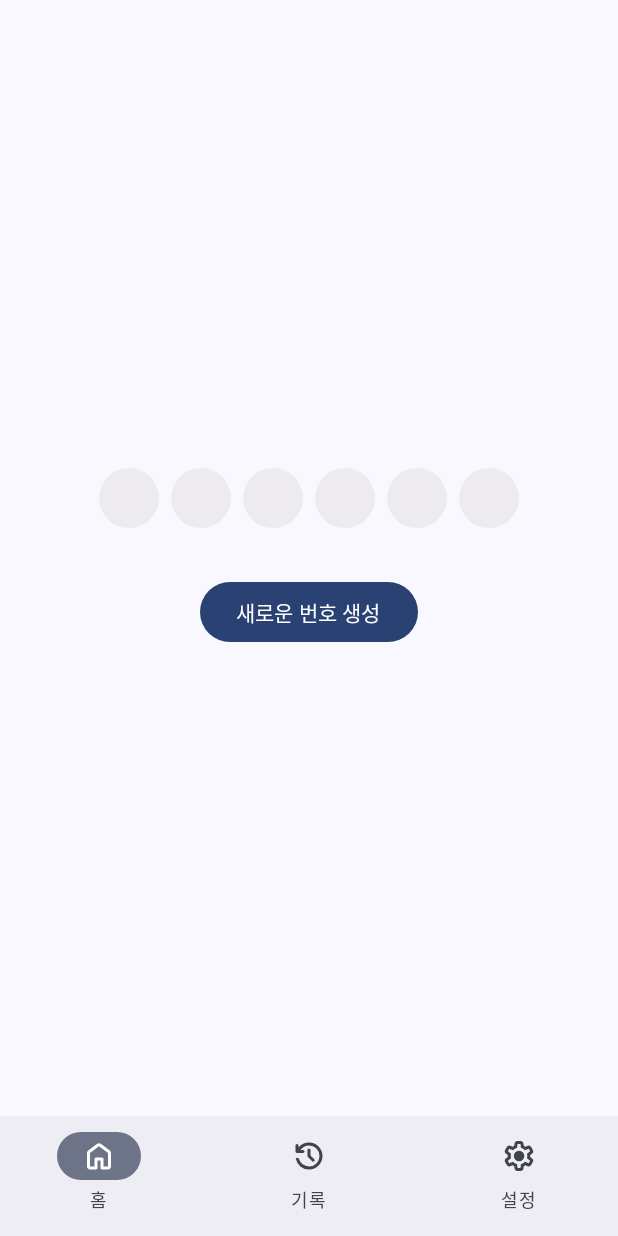
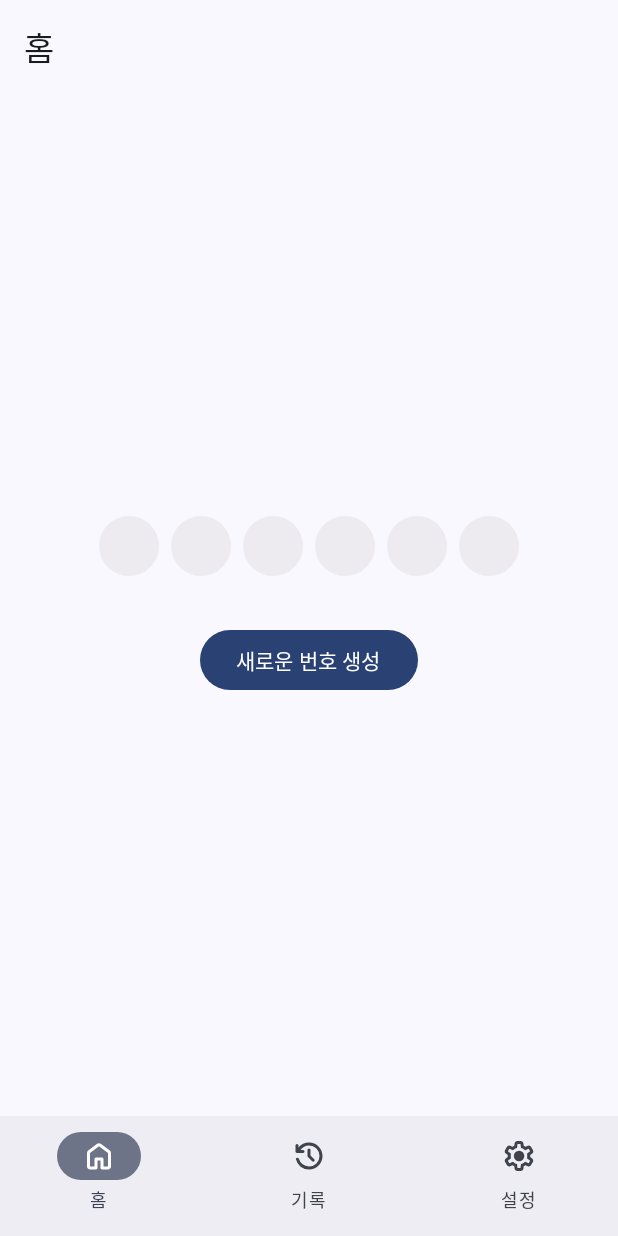
Before and after one commit to BonusTrack02/LotteryGenerator, an Android app built with Jetpack Compose: the screen it shows after launch (MainActivity), on a phone screen of 412 x 824 dp. Run offline under Robolectric (Android 15) with nearby library versions, the phone set to English and light mode, and no system bars; our stand-ins replace Dagger/Hilt's generated code, Room's generated code.

```diff
--- a/app/src/main/java/com/bonustrack02/lotterygenerator/MainActivity.kt
+++ b/app/src/main/java/com/bonustrack02/lotterygenerator/MainActivity.kt
@@ -16,11 +16,13 @@ import androidx.compose.foundation.layout.padding
 import androidx.compose.foundation.layout.size
 import androidx.compose.foundation.shape.CircleShape
 import androidx.compose.material3.Button
+import androidx.compose.material3.ExperimentalMaterial3Api
 import androidx.compose.material3.Icon
 import androidx.compose.material3.NavigationBar
 import androidx.compose.material3.NavigationBarItem
 import androidx.compose.material3.Scaffold
 import androidx.compose.material3.Text
+import androidx.compose.material3.TopAppBar
 import androidx.compose.runtime.Composable
 import androidx.compose.ui.Alignment
 import androidx.compose.ui.Modifier
@@ -50,6 +52,7 @@ import dagger.hilt.android.AndroidEntryPoint
 
 @AndroidEntryPoint
 class MainActivity : ComponentActivity() {
+    @OptIn(ExperimentalMaterial3Api::class)
     override fun onCreate(savedInstanceState: Bundle?) {
         super.onCreate(savedInstanceState)
 
@@ -57,12 +60,26 @@ class MainActivity : ComponentActivity() {
         setContent {
             LotteryGeneratorTheme {
                 val navController = rememberNavController()
+                val navBackStackEntry = navController.currentBackStackEntryAsState().value
+                val currentRoute = navBackStackEntry?.destination?.route
                 Scaffold(
                     modifier = Modifier.fillMaxSize(),
+                    topBar = {
+                        TopAppBar(
+                            title = {
+                                Text(
+                                    text = when (currentRoute) {
+                                        BottomNavItem.Home.route -> stringResource(R.string.bottom_nav_home)
+                                        BottomNavItem.History.route -> stringResource(R.string.bottom_nav_history)
+                                        BottomNavItem.Settings.route -> stringResource(R.string.bottom_nav_settings)
+                                        else -> ""
+                                    }
+                                )
+                            }
+                        )
+                    },
                     bottomBar = {
                         NavigationBar {
-                            val navBackStackEntry = navController.currentBackStackEntryAsState().value
-                            val currentRoute = navBackStackEntry?.destination?.route
                             bottomNavItems.forEach { item ->
                                 NavigationBarItem(
                                     selected = currentRoute == item.route,
@@ -70,7 +87,9 @@ class MainActivity : ComponentActivity() {
                                         if (currentRoute != item.route) {
                                             navController.navigate(item.route) {
                                                 // 스택 쌓임 및 중복 방지
-                                                popUpTo(navController.graph.startDestinationId) { saveState = true }
+                                                popUpTo(navController.graph.startDestinationId) {
+                                                    saveState = true
+                                                }
                                                 launchSingleTop = true
                                                 restoreState = true
                                             }
```
